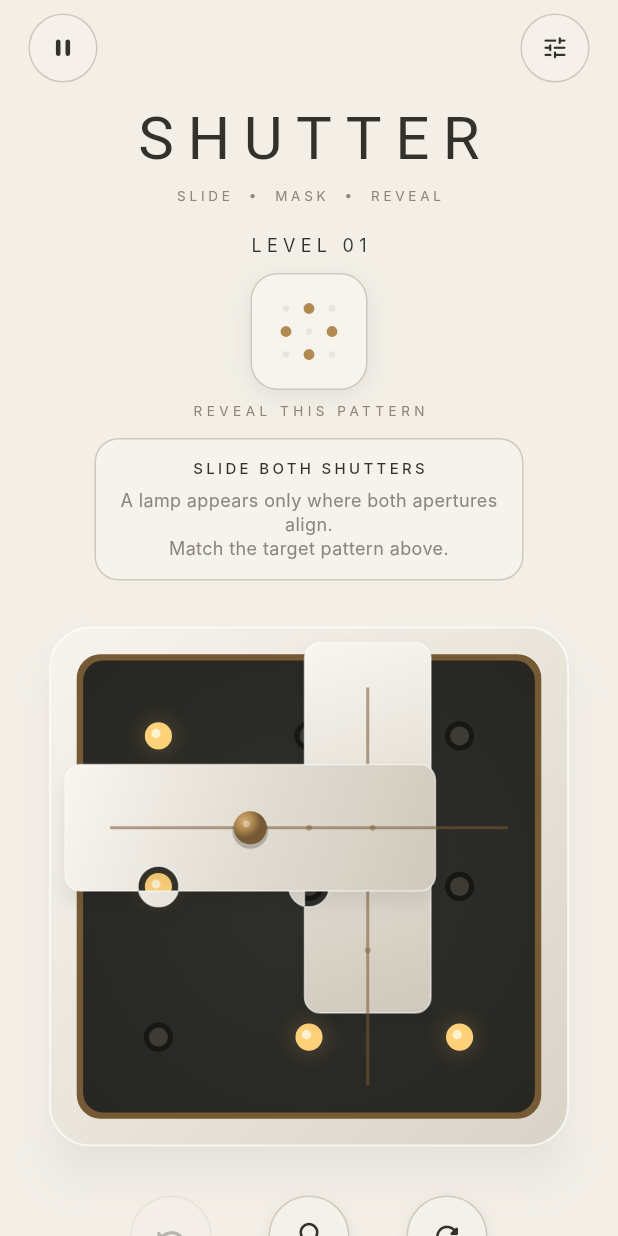
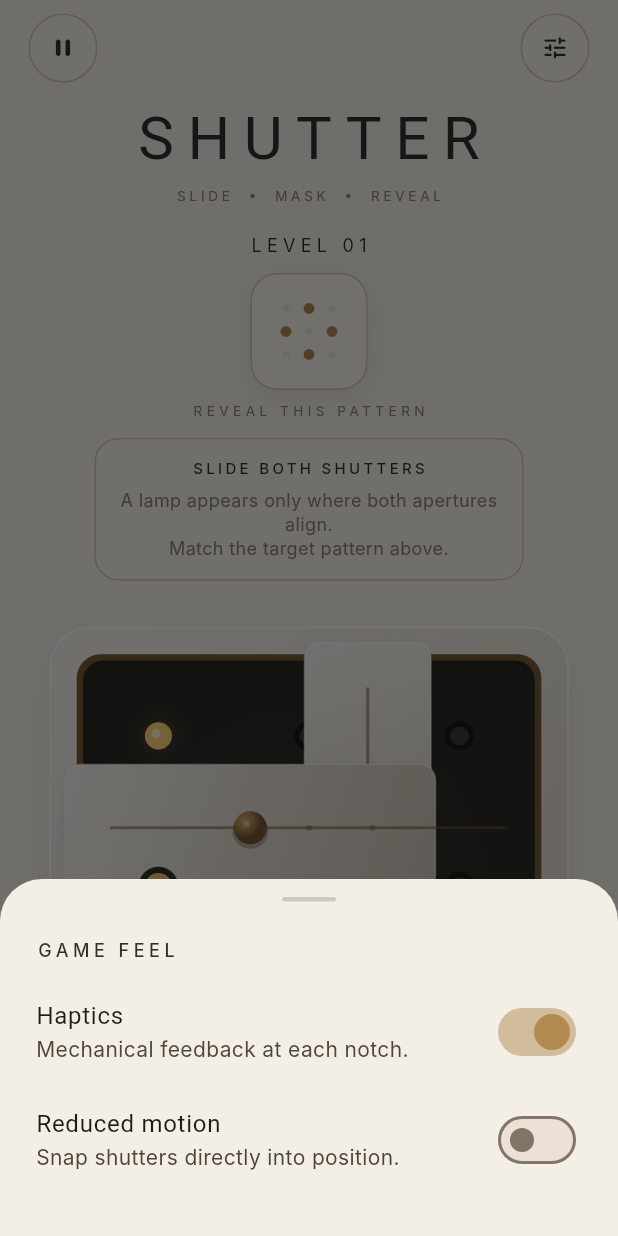
Before and after one commit to olahgabortamas/shutter, a Flutter app: the screen it shows after launch, after a tap on the "tune" icon, on a phone screen of 412 x 824 dp. Run offline on Flutter 3.47's test engine with Material 3 defaults, Android fonts, the phone set to English and light mode, and no system bars; Roboto replaces fonts that are missing (Cormorant Garamond, Inter).

Commit message:
feat: add pause and accessibility preferences

```diff
--- /dev/null
+++ b/lib/presentation/game_preferences.dart
@@ -0,0 +1,21 @@
+import 'package:flutter/foundation.dart';
+
+class GamePreferences extends ChangeNotifier {
+  bool _hapticsEnabled = true;
+  bool _reducedMotion = false;
+
+  bool get hapticsEnabled => _hapticsEnabled;
+  bool get reducedMotion => _reducedMotion;
+
+  set hapticsEnabled(bool value) {
+    if (_hapticsEnabled == value) return;
+    _hapticsEnabled = value;
+    notifyListeners();
+  }
+
+  set reducedMotion(bool value) {
+    if (_reducedMotion == value) return;
+    _reducedMotion = value;
+    notifyListeners();
+  }
+}
--- a/lib/presentation/game_screen.dart
+++ b/lib/presentation/game_screen.dart
@@ -5,6 +5,8 @@ import '../data/level_repository.dart';
 import '../domain/shutter_level.dart';
 import '../game/game_controller.dart';
 import 'game_controls.dart';
+import 'game_preferences.dart';
+import 'game_settings_sheet.dart';
 import 'shutter_board.dart';
 import 'shutter_theme.dart';
 import 'target_preview.dart';
@@ -20,10 +22,19 @@ class GameScreen extends StatefulWidget {
 class _GameScreenState extends State<GameScreen> {
   late final Future<List<ShutterLevel>> _campaign =
       widget.repository.loadCampaign();
+  late final GamePreferences _preferences = GamePreferences();
+
+  @override
+  void dispose() {
+    _preferences.dispose();
+    super.dispose();
+  }
 
   @override
   Widget build(BuildContext context) {
-    return FutureBuilder<List<ShutterLevel>>(
+    return ListenableBuilder(
+      listenable: _preferences,
+      builder: (context, child) => FutureBuilder<List<ShutterLevel>>(
         future: _campaign,
         builder: (context, snapshot) {
           if (snapshot.hasError) return _LoadError(error: snapshot.error);
@@ -34,15 +45,17 @@ class _GameScreenState extends State<GameScreen> {
           if (levels.isEmpty) {
             return const _LoadError(error: 'The campaign contains no levels.');
           }
-        return _CampaignGame(levels: levels);
+          return _CampaignGame(levels: levels, preferences: _preferences);
         },
+      ),
     );
   }
 }
 
 class _CampaignGame extends StatefulWidget {
-  const _CampaignGame({required this.levels});
+  const _CampaignGame({required this.levels, required this.preferences});
   final List<ShutterLevel> levels;
+  final GamePreferences preferences;
 
   @override
   State<_CampaignGame> createState() => _CampaignGameState();
@@ -63,6 +76,7 @@ class _CampaignGameState extends State<_CampaignGame> {
     return _LoadedGame(
       key: ValueKey(level.id),
       level: level,
+      preferences: widget.preferences,
       isLastLevel: _levelIndex == widget.levels.length - 1,
       onAdvance: _advance,
     );
@@ -72,11 +86,13 @@ class _CampaignGameState extends State<_CampaignGame> {
 class _LoadedGame extends StatefulWidget {
   const _LoadedGame({
     required this.level,
+    required this.preferences,
     required this.isLastLevel,
     required this.onAdvance,
     super.key,
   });
   final ShutterLevel level;
+  final GamePreferences preferences;
   final bool isLastLevel;
   final VoidCallback onAdvance;
 
@@ -91,6 +107,7 @@ class _LoadedGameState extends State<_LoadedGame> {
   )..addListener(_refresh);
 
   void _handleHaptic(GameHaptic haptic) {
+    if (!widget.preferences.hapticsEnabled) return;
     switch (haptic) {
       case GameHaptic.selection:
         HapticFeedback.selectionClick();
@@ -105,6 +122,38 @@ class _LoadedGameState extends State<_LoadedGame> {
   }
 
   void _refresh() => setState(() {});
+
+  void _openSettings() {
+    showModalBottomSheet<void>(
+      context: context,
+      backgroundColor: ShutterColors.background,
+      builder: (context) => GameSettingsSheet(preferences: widget.preferences),
+    );
+  }
+
+  void _openPause() {
+    showDialog<void>(
+      context: context,
+      builder: (dialogContext) => AlertDialog(
+        backgroundColor: ShutterColors.surfaceLight,
+        title: const Text('PAUSED', style: TextStyle(letterSpacing: 3, fontSize: 13)),
+        content: const Text('Take your time. The mechanism will wait.'),
+        actions: [
+          TextButton(
+            onPressed: () {
+              controller.reset();
+              Navigator.of(dialogContext).pop();
+            },
+            child: const Text('RESTART'),
+          ),
+          TextButton(
+            onPressed: () => Navigator.of(dialogContext).pop(),
+            child: const Text('RESUME'),
+          ),
+        ],
+      ),
+    );
+  }
 
   @override
   void dispose() {
@@ -130,8 +179,8 @@ class _LoadedGameState extends State<_LoadedGame> {
                     child: Row(
                       mainAxisAlignment: MainAxisAlignment.spaceBetween,
                       children: [
-                        _TopButton(icon: Icons.pause_rounded, label: 'Pause', onPressed: () {}),
-                        _TopButton(icon: Icons.tune_rounded, label: 'Settings', onPressed: () {}),
+                        _TopButton(icon: Icons.pause_rounded, label: 'Pause', onPressed: _openPause),
+                        _TopButton(icon: Icons.tune_rounded, label: 'Settings', onPressed: _openSettings),
                       ],
                     ),
                   ),
@@ -161,7 +210,7 @@ class _LoadedGameState extends State<_LoadedGame> {
                   TargetPreview(level: widget.level, confirmed: controller.solved),
                   const SizedBox(height: 7),
                   AnimatedSwitcher(
-                    duration: const Duration(milliseconds: 300),
+                    duration: widget.preferences.reducedMotion ? Duration.zero : const Duration(milliseconds: 300),
                     child: Text(
                       controller.solved
                           ? 'COMPLETE'
@@ -177,7 +226,7 @@ class _LoadedGameState extends State<_LoadedGame> {
                     ),
                   ),
                   AnimatedSize(
-                    duration: const Duration(milliseconds: 260),
+                    duration: widget.preferences.reducedMotion ? Duration.zero : const Duration(milliseconds: 260),
                     curve: Curves.easeOutCubic,
                     child: widget.level.number == 1 && !controller.hasMoved
                         ? const _FirstMoveGuide()
@@ -188,7 +237,11 @@ class _LoadedGameState extends State<_LoadedGame> {
                     dimension: boardSize,
                     child: Padding(
                       padding: const EdgeInsets.all(8),
-                      child: ShutterBoard(controller: controller),
+                      child: ShutterBoard(
+                        controller: controller,
+                        reduceMotion: widget.preferences.reducedMotion,
+                        onGrab: () => _handleHaptic(GameHaptic.selection),
+                      ),
                     ),
                   ),
                   SizedBox(height: compact ? 12 : 20),
@@ -200,7 +253,7 @@ class _LoadedGameState extends State<_LoadedGame> {
                   ),
                   const SizedBox(height: 14),
                   AnimatedSwitcher(
-                    duration: const Duration(milliseconds: 450),
+                    duration: widget.preferences.reducedMotion ? Duration.zero : const Duration(milliseconds: 450),
                     switchInCurve: Curves.easeOutCubic,
                     child: controller.solved
                         ? _AdvanceButton(
--- /dev/null
+++ b/lib/presentation/game_settings_sheet.dart
@@ -0,0 +1,66 @@
+import 'package:flutter/material.dart';
+
+import 'game_preferences.dart';
+import 'shutter_theme.dart';
+
+class GameSettingsSheet extends StatelessWidget {
+  const GameSettingsSheet({required this.preferences, super.key});
+
+  final GamePreferences preferences;
+
+  @override
+  Widget build(BuildContext context) {
+    return SafeArea(
+      top: false,
+      child: Padding(
+        padding: const EdgeInsets.fromLTRB(24, 12, 24, 28),
+        child: ListenableBuilder(
+          listenable: preferences,
+          builder: (context, child) => Column(
+            mainAxisSize: MainAxisSize.min,
+            crossAxisAlignment: CrossAxisAlignment.start,
+            children: [
+              Center(
+                child: Container(
+                  width: 36,
+                  height: 3,
+                  decoration: BoxDecoration(
+                    color: ShutterColors.hairline,
+                    borderRadius: BorderRadius.circular(99),
+                  ),
+                ),
+              ),
+              const SizedBox(height: 24),
+              const Text(
+                'GAME FEEL',
+                style: TextStyle(
+                  color: ShutterColors.text,
+                  fontSize: 12,
+                  letterSpacing: 3,
+                  fontWeight: FontWeight.w500,
+                ),
+              ),
+              const SizedBox(height: 10),
+              SwitchListTile.adaptive(
+                contentPadding: EdgeInsets.zero,
+                activeThumbColor: ShutterColors.brass,
+                title: const Text('Haptics'),
+                subtitle: const Text('Mechanical feedback at each notch.'),
+                value: preferences.hapticsEnabled,
+                onChanged: (value) => preferences.hapticsEnabled = value,
+              ),
+              SwitchListTile.adaptive(
+                contentPadding: EdgeInsets.zero,
+                activeThumbColor: ShutterColors.brass,
+                title: const Text('Reduced motion'),
+                subtitle: const Text('Snap shutters directly into position.'),
+                value: preferences.reducedMotion,
+                onChanged: (value) => preferences.reducedMotion = value,
+              ),
+            ],
+          ),
+        ),
+      ),
+    );
+  }
+}
--- a/lib/presentation/shutter_board.dart
+++ b/lib/presentation/shutter_board.dart
@@ -1,15 +1,21 @@
 import 'dart:math' as math;
 
 import 'package:flutter/material.dart';
-import 'package:flutter/services.dart';
 
 import '../domain/shutter_level.dart';
 import '../game/game_controller.dart';
 import 'shutter_theme.dart';
 
 class ShutterBoard extends StatefulWidget {
-  const ShutterBoard({required this.controller, super.key});
+  const ShutterBoard({
+    required this.controller,
+    required this.reduceMotion,
+    this.onGrab,
+    super.key,
+  });
   final GameController controller;
+  final bool reduceMotion;
+  final VoidCallback? onGrab;
 
   @override
   State<ShutterBoard> createState() => _ShutterBoardState();
@@ -29,7 +35,7 @@ class _ShutterBoardState extends State<ShutterBoard> with SingleTickerProviderSt
   void initState() {
     super.initState();
     _visualNotches = widget.controller.positions.map((value) => value.toDouble()).toList();
-    _snapController = AnimationController(vsync: this, duration: const Duration(milliseconds: 140))
+    _snapController = AnimationController(vsync: this, duration: _snapDuration)
       ..addListener(() {
         final index = _snappingPlate;
         if (index == null) return;
@@ -56,7 +62,13 @@ class _ShutterBoardState extends State<ShutterBoard> with SingleTickerProviderSt
       widget.controller.addListener(_syncFromController);
       _syncFromController();
     }
+    if (oldWidget.reduceMotion != widget.reduceMotion) {
+      _snapController.duration = _snapDuration;
+    }
   }
+
+  Duration get _snapDuration =>
+      widget.reduceMotion ? Duration.zero : const Duration(milliseconds: 140);
 
   void _syncFromController() {
     if (_draggedPlate != null || _snapController.isAnimating) return;
@@ -90,7 +102,7 @@ class _ShutterBoardState extends State<ShutterBoard> with SingleTickerProviderSt
       _dragStartNotch = _visualNotches[index];
       _dragDistance = 0;
     });
-    HapticFeedback.selectionClick();
+    widget.onGrab?.call();
   }
 
   void _update(DragUpdateDetails details, Size size) {
@@ -117,6 +129,11 @@ class _ShutterBoardState extends State<ShutterBoard> with SingleTickerProviderSt
       _snapFrom = from;
       _snapTo = target;
     });
+    if (widget.reduceMotion) {
+      _snappingPlate = null;
+      widget.controller.movePlate(index, target.round());
+      return;
+    }
     _snapController
       ..reset()
       ..animateTo(1, curve: Curves.easeOutCubic);
```
Also changed, not shown: 2 other files. Lines whose indentation alone changed are shown as unchanged.
